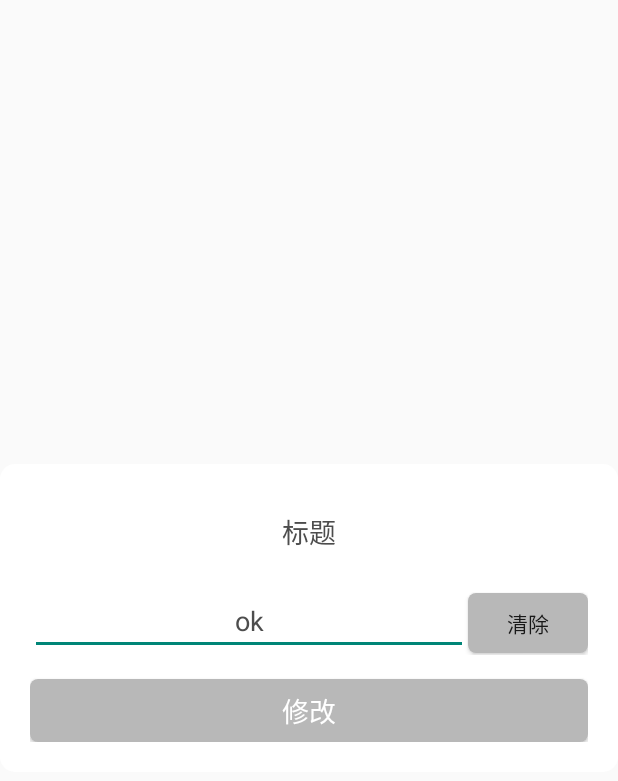
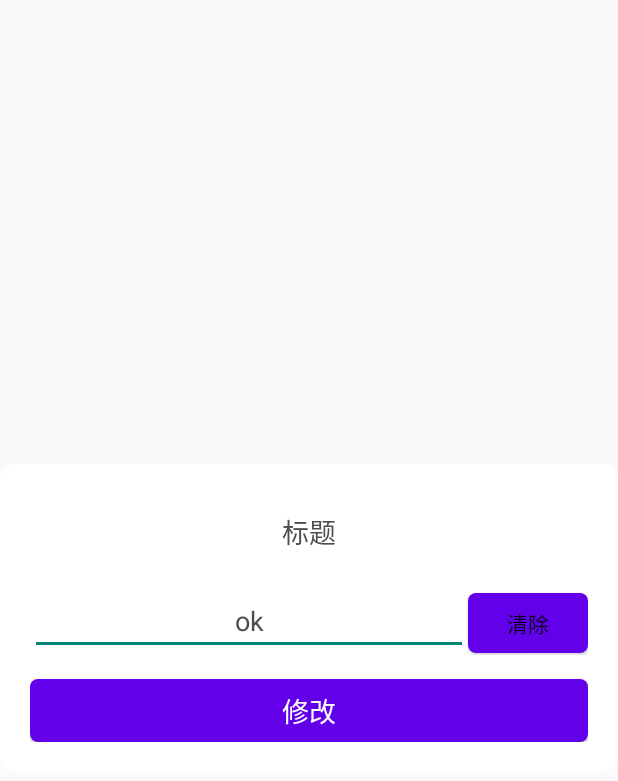
Before and after one commit to ajfkdk/UniPlugin-Hello-AS, an Android app: the layout dialog_edit_commit_doodle.xml on its own in the app's theme, with its tools: preview values and no code run, on a phone screen of 412 x 824 dp. Shown: the top 781 px of the screen. Run offline under Robolectric (Android 15) with nearby library versions, the phone set to English and light mode, and no system bars.

Commit message:
备份2022年9月5日07:51:15

```diff
--- a/doodle/src/main/java/com/chenzhouli/doodle/doodleModule.java
+++ b/doodle/src/main/java/com/chenzhouli/doodle/doodleModule.java
@@ -129,7 +129,6 @@ public class doodleModule extends UniModule {
     @UniJSMethod(uiThread = true)
     public void requestMyPermission() {
         Activity pActivity = (Activity) mUniSDKInstance.getContext();
-        Toast.makeText(mUniSDKInstance.getContext(), "requestPermission:"+pActivity.toString(), Toast.LENGTH_LONG).show();
         requestPermission(pActivity);
     }
 
@@ -139,7 +138,6 @@ public class doodleModule extends UniModule {
     @UniJSMethod(uiThread = true)
     public void openPermissionPage() {
         Activity innerActivity=(Activity) mUniSDKInstance.getContext();
-        Toast.makeText(innerActivity, "open:"+innerActivity.toString(), Toast.LENGTH_LONG).show();
         Intent intent = new Intent(Settings.ACTION_MANAGE_APP_ALL_FILES_ACCESS_PERMISSION);
         intent.setData(Uri.parse("package:" + innerActivity.getApplication().getPackageName()));
         innerActivity.startActivityForResult(intent, REQUEST_CODE_P);
--- a/doodle/src/main/res/drawable/rect_circle_grey.xml
+++ b/doodle/src/main/res/drawable/rect_circle_grey.xml
@@ -3,7 +3,7 @@
     android:shape="rectangle">
 
     <!-- 填充颜色 -->
-    <solid android:color="@color/back_ground"></solid>
+    <solid android:color="@color/colorPrimary"></solid>
     <!-- 矩形的圆角半径 -->
     <corners android:radius="5dp" />
 
```
